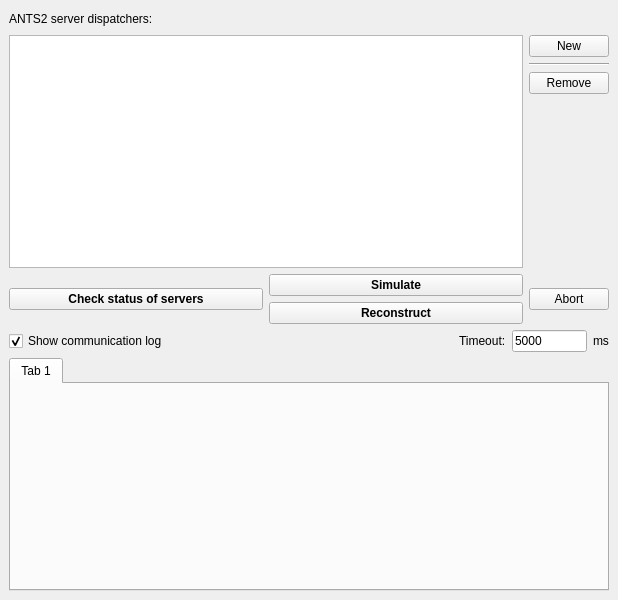
The window that src/gui/aremotewindow.ui (andrmor/ANTS2) describes before a commit, drawn with Qt 5.
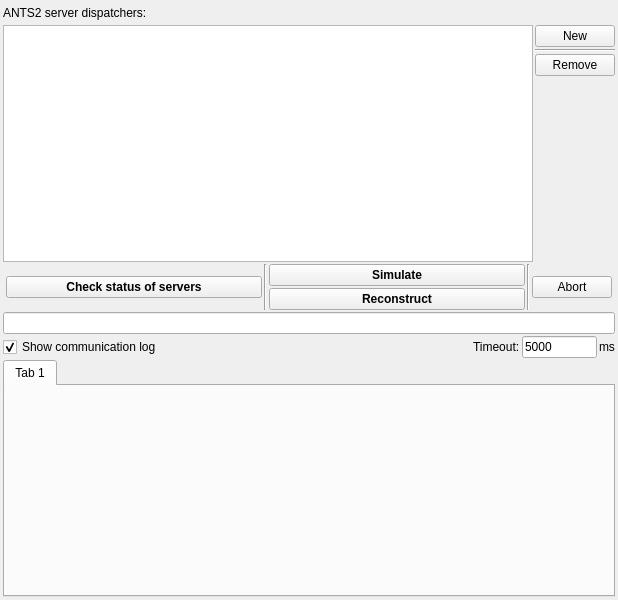
The same window after the commit.

The edit to the form file:
```diff
--- a/src/gui/aremotewindow.ui
+++ b/src/gui/aremotewindow.ui
@@ -15,6 +15,21 @@
   </property>
   <widget class="QWidget" name="centralwidget">
    <layout class="QVBoxLayout" name="verticalLayout_3">
+    <property name="spacing">
+     <number>2</number>
+    </property>
+    <property name="leftMargin">
+     <number>3</number>
+    </property>
+    <property name="topMargin">
+     <number>3</number>
+    </property>
+    <property name="rightMargin">
+     <number>3</number>
+    </property>
+    <property name="bottomMargin">
+     <number>3</number>
+    </property>
     <item>
      <layout class="QHBoxLayout" name="horizontalLayout_3">
       <item>
@@ -86,6 +101,12 @@
     </item>
     <item>
      <layout class="QHBoxLayout" name="horizontalLayout_2">
+      <property name="leftMargin">
+       <number>3</number>
+      </property>
+      <property name="rightMargin">
+       <number>3</number>
+      </property>
       <item>
        <widget class="QPushButton" name="pbStatus">
         <property name="sizePolicy">
@@ -111,6 +132,13 @@
         </property>
        </widget>
       </item>
+      <item>
+       <widget class="Line" name="line_2">
+        <property name="orientation">
+         <enum>Qt::Vertical</enum>
+        </property>
+       </widget>
+      </item>
       <item>
        <layout class="QVBoxLayout" name="verticalLayout_2">
         <item>
@@ -165,6 +193,13 @@
         </item>
        </layout>
       </item>
+      <item>
+       <widget class="Line" name="line_3">
+        <property name="orientation">
+         <enum>Qt::Vertical</enum>
+        </property>
+       </widget>
+      </item>
       <item>
        <widget class="QPushButton" name="pbAbort">
         <property name="text">
@@ -174,6 +209,9 @@
       </item>
      </layout>
     </item>
+    <item>
+     <widget class="QLineEdit" name="leStatus"/>
+    </item>
     <item>
      <layout class="QHBoxLayout" name="horizontalLayout_4">
       <item>
```
Left out of the diff: 2 changed lines with no effect on the pictures.
